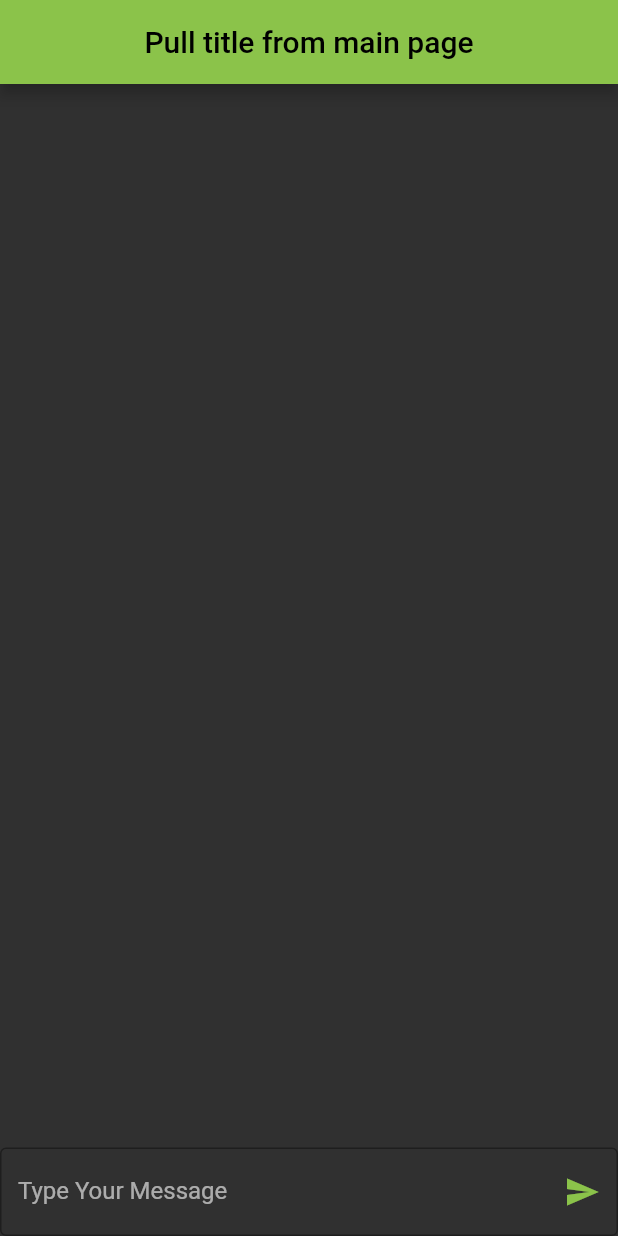
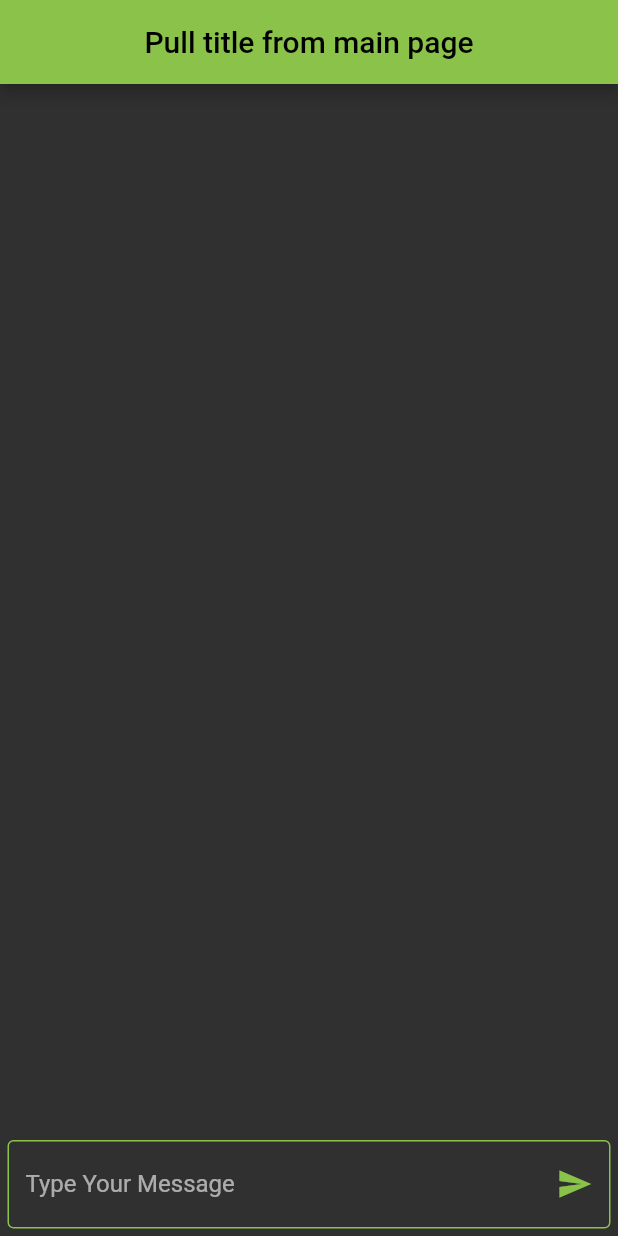
Before and after one commit to zeroax1s/chat_app, a Flutter app: the chatPage screen opened directly, on a phone screen of 412 x 824 dp. Run offline on Flutter 3.47's test engine with Material 2 defaults, Android fonts, the phone set to English and light mode, and no system bars; our stand-ins replace curved_navigation_bar.

Commit message:
added send chat functionality

```diff
--- a/lib/chat.dart
+++ b/lib/chat.dart
@@ -1,3 +1,5 @@
+// ignore_for_file: camel_case_types
+
 import 'package:flutter/material.dart';
 
 void main() {
@@ -19,6 +21,18 @@ class MyChat extends StatelessWidget {
   }
 }
 
+class Chat {
+  final String content;
+  final String sender;
+  final DateTime timestamp;
+
+  Chat({
+    required this.content,
+    required this.sender,
+    required this.timestamp,
+  });
+}
+
 class chatPage extends StatefulWidget {
   const chatPage({super.key});
 
@@ -27,6 +41,22 @@ class chatPage extends StatefulWidget {
 }
 
 class _chatPageState extends State<chatPage> {
+  List<Chat> chats = [];
+  String userInput = '';
+  void sendChat() {
+    if (userInput.isNotEmpty) {
+      Chat newChat = Chat(
+        content: userInput,
+        sender: 'zeroax1s',
+        timestamp: DateTime.now(),
+      );
+      setState(() {
+        chats.add(newChat);
+        userInput = ''; // Clear the input field after sending the message
+      });
+    }
+  }
+
   @override
   Widget build(BuildContext context) {
     return Scaffold(
@@ -34,19 +64,44 @@ class _chatPageState extends State<chatPage> {
         centerTitle: true,
         title: Text("Pull title from main page"),
       ),
-      body: Center(
-        child: Align(
+      body: Align(
         alignment: Alignment.bottomCenter,
-          child: TextFormField(
+        child: Padding(
+          padding: const EdgeInsets.all(5.0),
+          child: Column(
+            children: [
+              Expanded(
+                child: ListView.builder(
+                  itemCount: chats.length,
+                  itemBuilder: (BuildContext context, int index) {
+                    Chat message = chats[index];
+                    return ListTile(
+                      title: Text(message.content),
+                      subtitle: Text(message.sender),
+                      trailing: Text(message.timestamp.toString()),
+                    );
+                  },
+                ),
+              ),
+              TextFormField(
+                onChanged: (value) {
+                  setState(() {
+                    userInput = value;
+                  });
+                },
                 decoration: InputDecoration(
-              border: OutlineInputBorder(),
+                  enabledBorder: OutlineInputBorder(
+                    borderSide: const BorderSide(color: Colors.lightGreen),
+                  ),
                   labelText: 'Type Your Message',
                   suffixIcon: IconButton(
                     color: Colors.lightGreen,
-                onPressed: () {},
+                    onPressed: sendChat,
                     icon: Icon(Icons.send),
                   ),
                 ),
+              ),
+            ],
           ),
         ),
       ),
```
Lines whose indentation alone changed are shown as unchanged.
